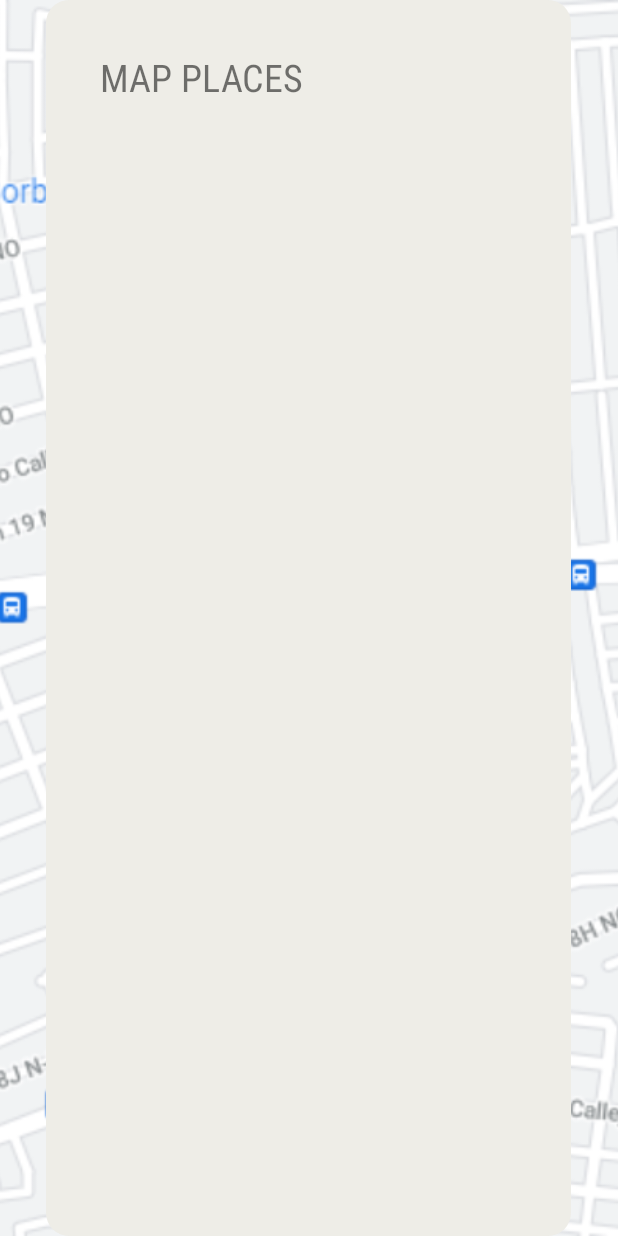
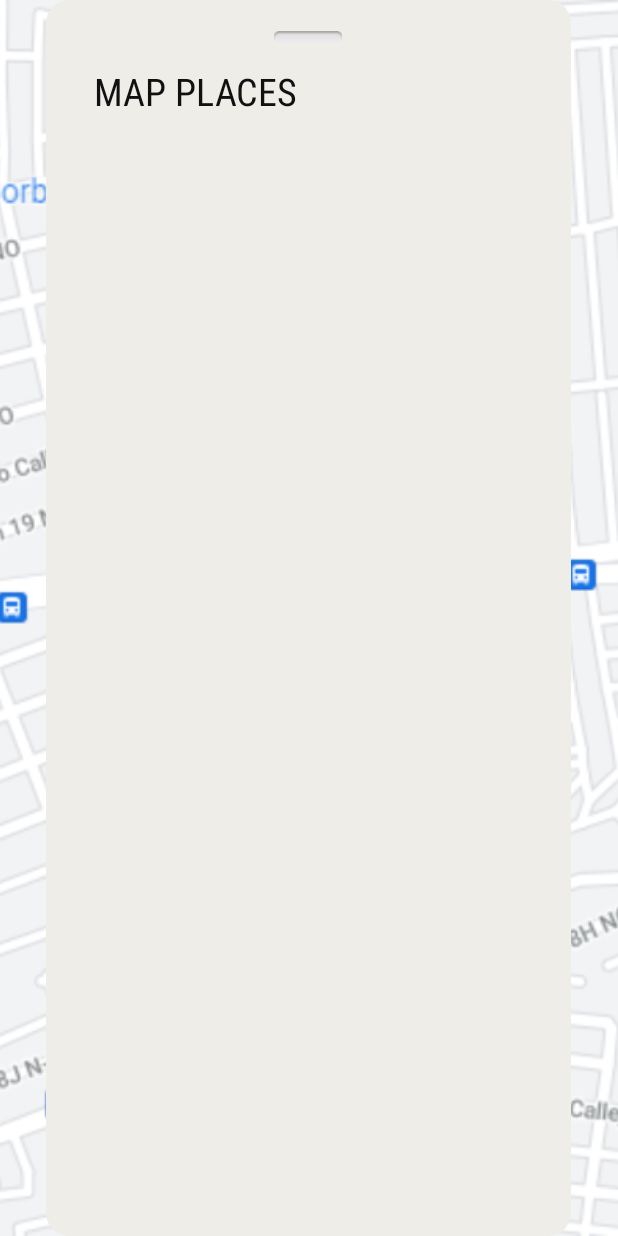
Before and after one commit to juasesan/YouAreMySunshine, an Android app: the screen it shows after launch (MainActivity), after a tap on an icon or button, on a phone screen of 412 x 824 dp. Run offline under Robolectric (Android 15) with nearby library versions, the phone set to English and light mode, and no system bars.

Commit message:
Update fragments

```diff
--- a/AndroidStudio App/app/src/main/res/layout/fragment_primer_fragmento.xml
+++ b/AndroidStudio App/app/src/main/res/layout/fragment_primer_fragmento.xml
@@ -7,18 +7,33 @@
     tools:context=".PrimerFragmento">
 
     <!-- TODO: Update blank fragment layout -->
+    <!-- TODO: Update blank fragment layout -->
+
+    <ImageView
+        android:id="@+id/imageView2"
+        android:layout_width="60dp"
+        android:layout_height="8dp"
+        android:src="@android:drawable/button_onoff_indicator_off"
+        app:layout_constraintBottom_toBottomOf="parent"
+        app:layout_constraintEnd_toEndOf="parent"
+        app:layout_constraintHorizontal_bias="0.498"
+        app:layout_constraintStart_toStartOf="parent"
+        app:layout_constraintTop_toTopOf="parent"
+        app:layout_constraintVertical_bias="0.025" />
+
     <TextView
         android:layout_width="wrap_content"
         android:layout_height="wrap_content"
         android:fontFamily="sans-serif-condensed"
         android:text="@string/Titulo_Fragmento1"
+        android:textColor="#121111"
         android:textSize="25sp"
         app:layout_constraintBottom_toBottomOf="parent"
         app:layout_constraintEnd_toEndOf="parent"
-        app:layout_constraintHorizontal_bias="0.169"
+        app:layout_constraintHorizontal_bias="0.148"
         app:layout_constraintStart_toStartOf="parent"
         app:layout_constraintTop_toTopOf="parent"
-        app:layout_constraintVertical_bias="0.043" />
+        app:layout_constraintVertical_bias="0.055" />
 
 
 </androidx.constraintlayout.widget.ConstraintLayout>
```
Also changed, not shown: AndroidStudio App/app/src/main/res/layout/fragment_segundo_fragmento.xml (+80 -1 lines), AndroidStudio App/app/src/main/res/layout/fragment_tercer_fragmento.xml (+14 -1 lines).
